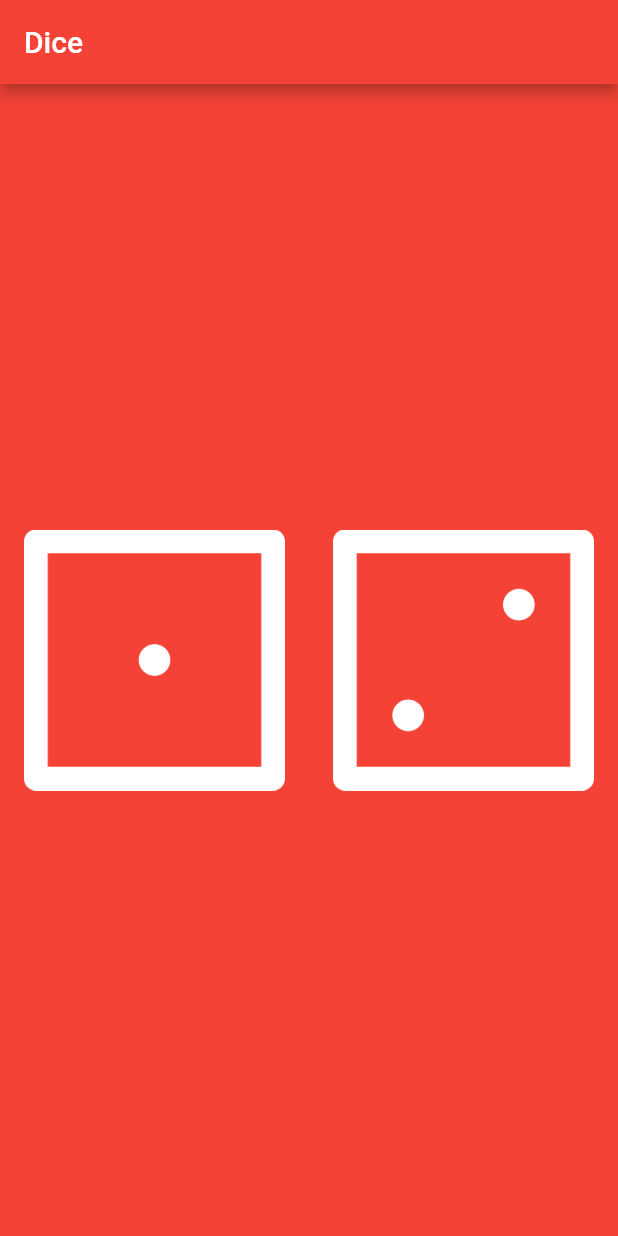
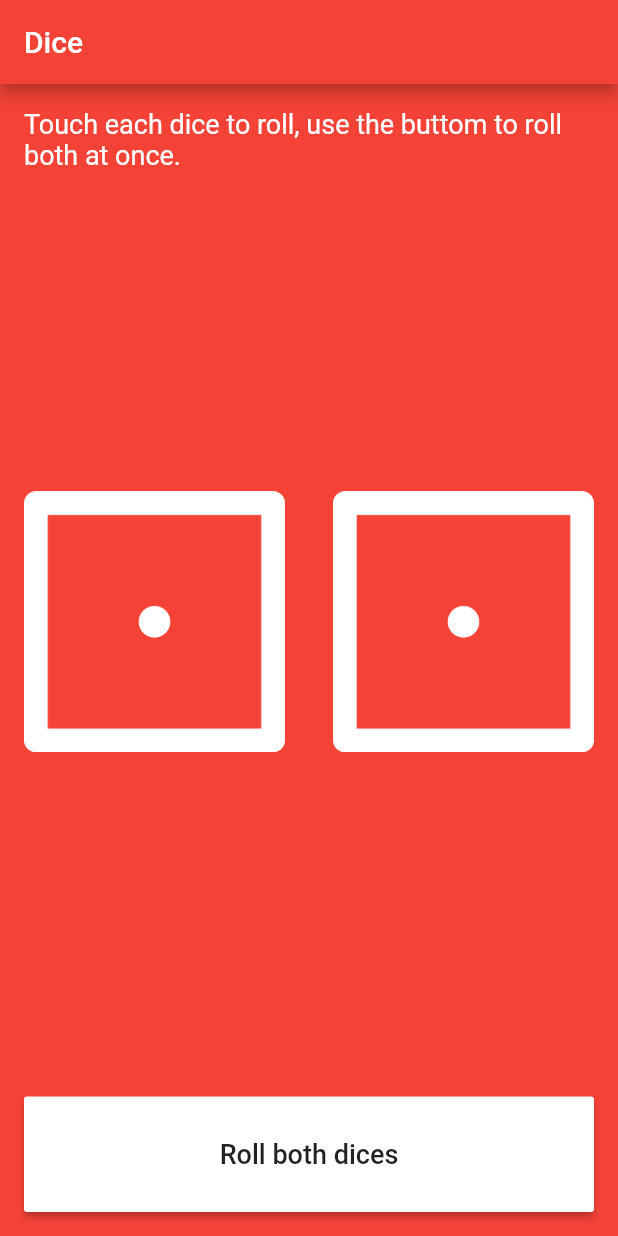
Before and after one commit to liposo/Flutter-Bootcamp, a Flutter app: the screen it shows after launch, on a phone screen of 412 x 824 dp. Run offline on Flutter 3.47's test engine with Material 2 defaults, Android fonts, the light colour scheme and no system bars; our stand-ins replace font_awesome_flutter.

Commit message:
Finished dice app

```diff
--- a/dice/lib/main.dart
+++ b/dice/lib/main.dart
@@ -1,4 +1,5 @@
 import 'package:flutter/material.dart';
+import "dart:math";
 
 void main() {
   return runApp(
@@ -15,24 +16,94 @@ void main() {
   );
 }
 
-class DicePage extends StatelessWidget {
+class DicePage extends StatefulWidget {
+  @override
+  _DicePageState createState() => _DicePageState();
+}
+
+class _DicePageState extends State<DicePage> {
+  // List of all dice images;
+  var diceList = [
+    "images/dice1.png",
+    "images/dice2.png",
+    "images/dice3.png",
+    "images/dice4.png",
+    "images/dice5.png",
+    "images/dice6.png"
+  ];
+
+  // Generates a new Random object
+  final _random = new Random();
+
+  String rollDice() {
+    return diceList[_random.nextInt(diceList.length)];
+  }
+
+  String leftDice = "images/dice1.png";
+  String rightDice = "images/dice1.png";
+
   @override
   Widget build(BuildContext context) {
-    return Center(
-      child: Row(children: [
-        Expanded(
-          child: FlatButton(
-            onPressed: () { print("Left pressed!"); },
-            child: Image.asset('images/dice1.png'),
+    return Column(
+      mainAxisAlignment: MainAxisAlignment.spaceBetween,
+      children: <Widget>[
+        Padding(
+          padding: const EdgeInsets.fromLTRB(16.0, 16.0, 16.0, 0.0),
+          child: Center(
+            child: Text(
+              "Touch each dice to roll, use the buttom to roll both at once.",
+              style: TextStyle(
+                color: Colors.white,
+                fontSize: 18.0,
+              ),
+            ),
           ),
         ),
-        Expanded(
-          child: FlatButton(
-            onPressed: () { print("Right pressed"); },
-            child: Image.asset('images/dice2.png'),
+        Row(children: [
+          Expanded(
+            child: FlatButton(
+              onPressed: () {
+                setState(() {
+                  leftDice = rollDice();
+                });
+              },
+              child: Image.asset(leftDice),
+            ),
           ),
-        )
-      ]),
+          Expanded(
+            child: FlatButton(
+              onPressed: () {
+                setState(() {
+                  rightDice = rollDice();
+                });
+              },
+              child: Image.asset(rightDice),
+            ),
+          ),
+        ]),
+        Padding(
+          padding: const EdgeInsets.all(16.0),
+          child: RaisedButton(
+            onPressed: () {
+              setState(() {
+                leftDice = rollDice();
+                rightDice = rollDice();
+              });
+            },
+            color: Colors.white,
+            padding: EdgeInsets.all(28.0),
+            child: Center(
+              child: Text(
+                "Roll both dices",
+                style: TextStyle(
+                  color: Colors.black87,
+                  fontSize: 18.0,
+                ),
+              ),
+            ),
+          ),
+        ),
+      ],
     );
   }
 }
```
